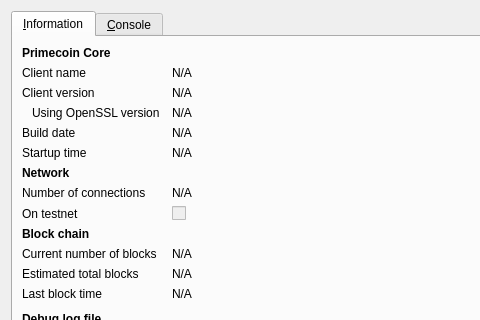
adtscoin/advertisingcoin, file src/qt/forms/rpcconsole.ui: the form before one commit; both pictures show x 0 to 480 and y 0 to 320 of the 740 by 450 pixel window.
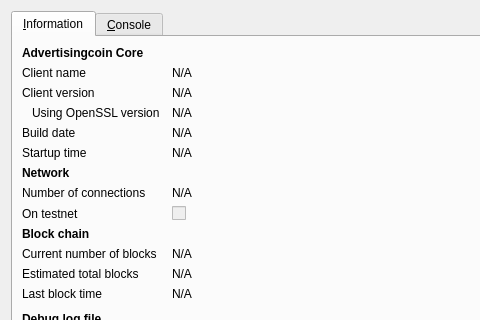
The form after the commit. Icons and pictures are not drawn.

Diff of the .ui file:
```diff
--- a/src/qt/forms/rpcconsole.ui
+++ b/src/qt/forms/rpcconsole.ui
@@ -36,7 +36,7 @@
           </font>
          </property>
          <property name="text">
-          <string>Primecoin Core</string>
+          <string>Advertisingcoin Core</string>
          </property>
         </widget>
        </item>
```
Left out of the diff: 6 changed lines with no effect on the pictures.
